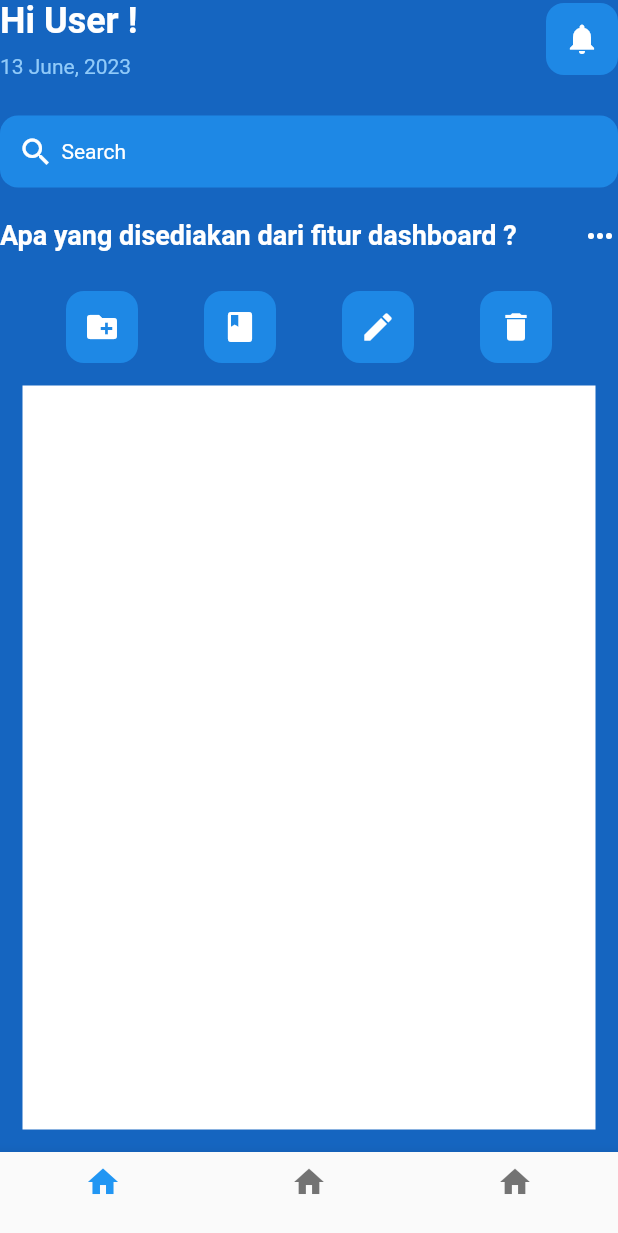
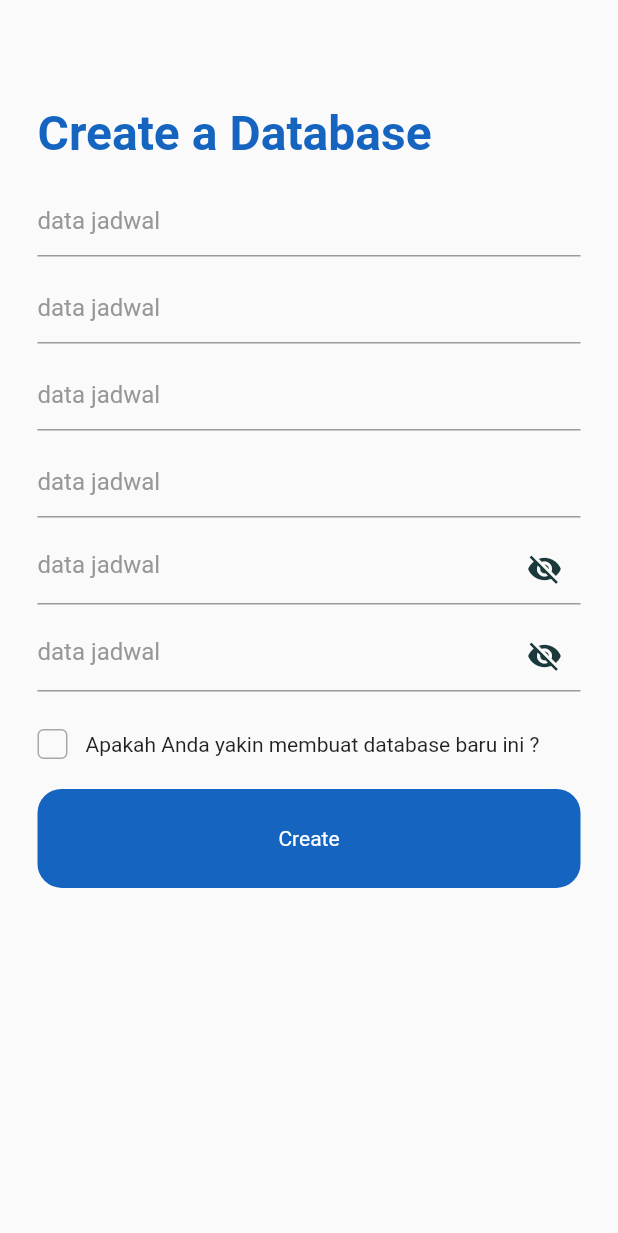
Before and after one commit to Rizkydi/dashboard_flutter, a Flutter app: the screen it shows after launch, on a phone screen of 412 x 824 dp. Shown: the top 1233 px of the screen. Run offline on Flutter 3.47's test engine with Material 2 defaults, Android fonts, the phone set to English and light mode, and no system bars.

Commit message:
buat form nya si abi

```diff
--- a/lib/main.dart
+++ b/lib/main.dart
@@ -1,3 +1,4 @@
+import 'package:dashboardandroid/pages/form_page.dart';
 import 'package:dashboardandroid/pages/home_page.dart';
 import 'package:flutter/material.dart';
 
@@ -12,7 +13,7 @@ class MyApp extends StatelessWidget {
   Widget build(BuildContext context) {
     return MaterialApp(
       debugShowCheckedModeBanner: false,
-      home: HomePage(),
+      home: FormPage(),
     );
   }
 }
--- /dev/null
+++ b/lib/pages/form_page.dart
@@ -0,0 +1,52 @@
+import 'package:dashboardandroid/widget/checkbox.dart';
+import 'package:dashboardandroid/widget/create_form.dart';
+import 'package:dashboardandroid/widget/primary_button.dart';
+import 'package:flutter/gestures.dart';
+import 'package:flutter/material.dart';
+
+class FormPage extends StatelessWidget {
+  const FormPage({super.key});
+
+  @override
+  Widget build(BuildContext context) {
+    return Scaffold(
+      body: SingleChildScrollView(
+        child: Column(
+          crossAxisAlignment: CrossAxisAlignment.start,
+          children: [
+
+            SizedBox(
+              height: 70,
+            ),
+
+            Padding(
+              padding: EdgeInsets.symmetric(horizontal: 25),
+              child: Text("Create a Database",style: TextStyle(
+                color: Colors.blue[800],
+                fontSize: 32,
+                fontWeight: FontWeight.w700,
+              ),),
+            ),
+            SizedBox(
+              height: 10
+              ),
+              Padding(
+                padding: EdgeInsets.symmetric(horizontal: 25),
+                child: CreateForm(),
+              ),
+              SizedBox(height: 20,),
+              Padding(
+                padding:  EdgeInsets.symmetric(horizontal: 25),
+                child: CheckBox(),
+              ),
+              SizedBox(height: 20,),
+              Padding(
+                padding: EdgeInsets.symmetric(horizontal: 25),
+                child: PrimaryButton(buttonText: 'Create'),
+              )
+          ],
+        ),
+      ),
+    );
+  }
+}
--- /dev/null
+++ b/lib/widget/checkbox.dart
@@ -0,0 +1,47 @@
+import 'package:flutter/material.dart';
+
+class CheckBox extends StatefulWidget {
+  const CheckBox({super.key});
+
+  @override
+  State<CheckBox> createState() => CheckBoxState();
+}
+
+class CheckBoxState extends State<CheckBox> {
+  bool _isSelected = false;
+  @override
+  Widget build(BuildContext context) {
+    return Column(
+      children: [
+        Row(
+          children: [
+            GestureDetector(
+              onTap: () {
+                setState(() {
+                  _isSelected = !_isSelected;
+                });
+              },
+              child: Container(
+                width: 20,
+                height: 20,
+                decoration: BoxDecoration(
+                    borderRadius: BorderRadius.circular(4),
+                    border: Border.all(color: Color(0xFFA8A8A8))),
+                    child: _isSelected ?
+                    Icon(
+                      Icons.check,
+                      size: 17,
+                      color: Colors.blue[800],
+                      ): null,
+              ),
+            ),
+            SizedBox(
+              width: 12,
+            ),
+            Text("Apakah Anda yakin membuat database baru ini ?")
+          ],
+        )
+      ],
+    );
+  }
+}
--- /dev/null
+++ b/lib/widget/create_form.dart
@@ -0,0 +1,55 @@
+import 'package:flutter/material.dart';
+
+class CreateForm extends StatefulWidget {
+  const CreateForm({super.key});
+
+  @override
+  State<CreateForm> createState() => CreateFormState();
+}
+
+class CreateFormState extends State<CreateForm> {
+  bool _isObscure = true;
+  @override
+  Widget build(BuildContext context) {
+    return Column(
+      children: [
+        buildInputForm('data jadwal', false),
+        buildInputForm('data jadwal', false),
+        buildInputForm('data jadwal', false),
+        buildInputForm('data jadwal', false),
+        buildInputForm('data jadwal', true),
+        buildInputForm('data jadwal', true),
+        // true atau false nya itu buat icon visibily klo gapakai swith ke false aja ya adek abi
+      ],
+    );
+  }
+
+  Padding buildInputForm(String hint, bool pass) {
+    return Padding(
+      padding: EdgeInsets.symmetric(vertical: 5),
+      child: TextFormField(
+        obscureText: pass ? _isObscure : false,
+        decoration: InputDecoration(
+          hintText: hint,
+          hintStyle: TextStyle(color: Color(0xFF979797)),
+          focusedBorder: UnderlineInputBorder(
+              borderSide: BorderSide(color: Color(0xFF1B383A))),
+          suffixIcon: pass
+              ? IconButton(
+                  onPressed: () {
+                    setState(() {
+                      _isObscure = !_isObscure;
+                    });
+                  },
+                  icon: _isObscure ? Icon (
+                    Icons.visibility_off,
+                    color: Color(0xFF1B383A),
+                    )
+                  : Icon(Icons.visibility, color: Color(0xFF1B383A),)
+                )
+              : null,
+        ),
+      ),
+    );
+  }
+}
--- /dev/null
+++ b/lib/widget/primary_button.dart
@@ -0,0 +1,24 @@
+import 'package:flutter/material.dart';
+
+class PrimaryButton extends StatelessWidget {
+  final String buttonText;
+  const PrimaryButton({required this.buttonText});
+
+  @override
+  Widget build(BuildContext context) {
+    return Container(
+      alignment: Alignment.center,
+      height: MediaQuery.of(context).size.height * 0.08,
+      width: double.infinity,
+      decoration: BoxDecoration(
+        borderRadius: BorderRadius.circular(16), color: Colors.blue[800],
+      ),
+      child: Text(
+        buttonText,
+        style: TextStyle(
+          color: Color(0xFFFFFFFF)
+        ),
+      ),
+    );
+  }
+}
```
